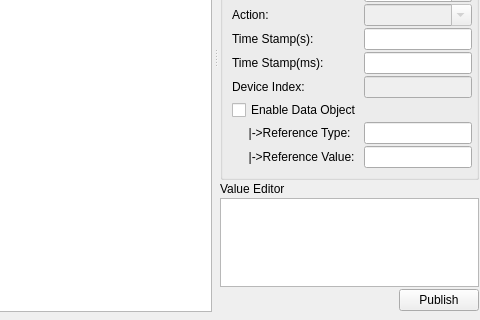
Old version of the form application/UiMainWin.ui in the repository zhanddkk/mqtt-utility; both pictures show x 544 to 1024 and y 217 to 537 of the 1024 by 768 pixel window.
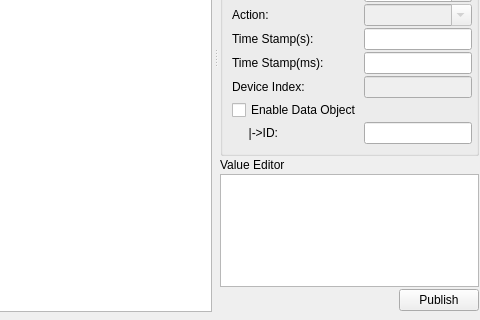
New version of the form. Icons and pictures are not drawn.

Commit message: 1.Update UI of payload editor 2.Support data object id field for data gram payload 3.Support 'IsNoneVolatile' and 'IsRetain' columns for new DD

The edit to the form file:
```diff
--- a/application/UiMainWin.ui
+++ b/application/UiMainWin.ui
@@ -510,7 +510,7 @@
         <item row="10" column="0">
          <widget class="QLabel" name="reference_type_label">
           <property name="text">
-           <string>     |-&gt;Reference Type:</string>
+           <string>     |-&gt;ID:</string>
           </property>
          </widget>
         </item>
@@ -593,13 +593,6 @@
           </property>
          </widget>
         </item>
-        <item row="11" column="0">
-         <widget class="QLabel" name="reference_value_label">
-          <property name="text">
-           <string>     |-&gt;Reference Value:</string>
-          </property>
-         </widget>
-        </item>
         <item row="4" column="0">
          <widget class="QLabel" name="label_9">
           <property name="text">
@@ -641,14 +634,7 @@
          </widget>
         </item>
         <item row="10" column="1">
-         <widget class="QLineEdit" name="reference_type_line_edit">
-          <property name="enabled">
-           <bool>true</bool>
-          </property>
-         </widget>
-        </item>
-        <item row="11" column="1">
-         <widget class="QLineEdit" name="reference_value_line_edit">
+         <widget class="QLineEdit" name="data_object_id_line_edit">
           <property name="enabled">
            <bool>true</bool>
           </property>
```
Left out of the diff: 2 changed lines with no effect on the pictures. The commit also changes 9 other files.
